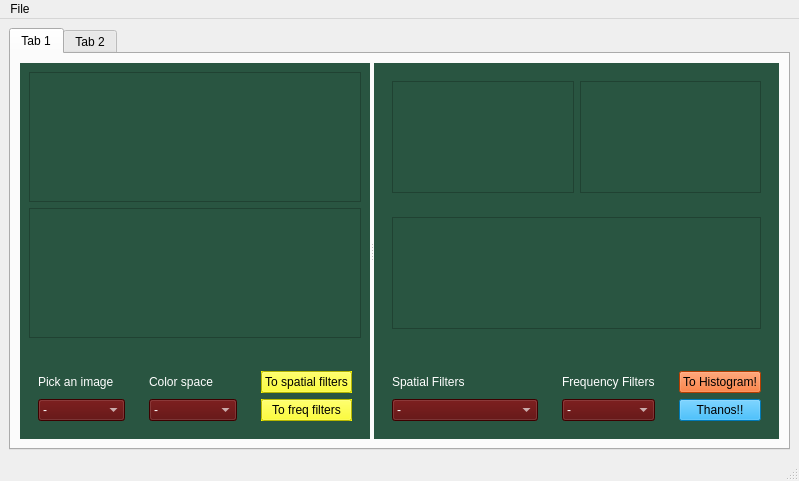
Ahmedwael-afk/Histogram, file Gui.ui: the form before one commit.
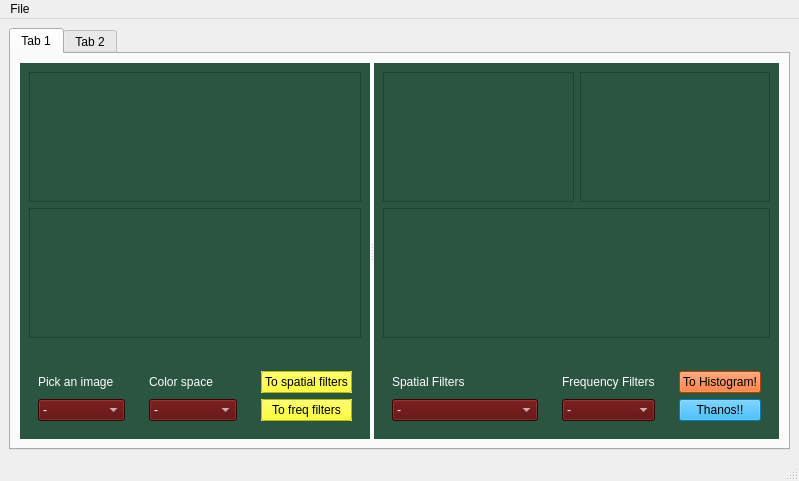
The form after the commit. Icons and pictures are not drawn. Custom widgets are drawn as their Qt base class.

```diff
--- a/Gui.ui
+++ b/Gui.ui
@@ -2320,11 +2320,30 @@
                 <verstretch>0</verstretch>
                </sizepolicy>
               </property>
-              <layout class="QVBoxLayout" name="verticalLayout_9">
-               <item>
-                <widget class="QWidget" name="widget_13" native="true">
-                 <layout class="QHBoxLayout" name="horizontalLayout_4">
-                  <item>
+              <layout class="QGridLayout" name="gridLayout_2">
+               <item row="2" column="0" colspan="2">
+                <widget class="QLabel" name="Image_3">
+                 <property name="sizePolicy">
+                  <sizepolicy hsizetype="Ignored" vsizetype="Ignored">
+                   <horstretch>0</horstretch>
+                   <verstretch>0</verstretch>
+                  </sizepolicy>
+                 </property>
+                 <property name="frameShape">
+                  <enum>QFrame::StyledPanel</enum>
+                 </property>
+                 <property name="text">
+                  <string/>
+                 </property>
+                 <property name="pixmap">
+                  <pixmap>../../../../.designer/backup/land_2.jpg</pixmap>
+                 </property>
+                 <property name="scaledContents">
+                  <bool>true</bool>
+                 </property>
+                </widget>
+               </item>
+               <item row="0" column="0">
                    <widget class="QLabel" name="Image_4">
                     <property name="sizePolicy">
                      <sizepolicy hsizetype="Ignored" vsizetype="Ignored">
@@ -2346,7 +2365,7 @@
                     </property>
                    </widget>
                   </item>
-                  <item>
+               <item row="0" column="1">
                    <widget class="QLabel" name="Image_5">
                     <property name="sizePolicy">
                      <sizepolicy hsizetype="Ignored" vsizetype="Ignored">
@@ -2363,37 +2382,6 @@
                     <property name="scaledContents">
                      <bool>true</bool>
                     </property>
-                   </widget>
-                  </item>
-                 </layout>
-                </widget>
-               </item>
-               <item>
-                <widget class="QWidget" name="widget_14" native="true">
-                 <layout class="QVBoxLayout" name="verticalLayout_11">
-                  <item>
-                   <widget class="QLabel" name="Image_3">
-                    <property name="sizePolicy">
-                     <sizepolicy hsizetype="Ignored" vsizetype="Ignored">
-                      <horstretch>0</horstretch>
-                      <verstretch>0</verstretch>
-                     </sizepolicy>
-                    </property>
-                    <property name="frameShape">
-                     <enum>QFrame::StyledPanel</enum>
-                    </property>
-                    <property name="text">
-                     <string/>
-                    </property>
-                    <property name="pixmap">
-                     <pixmap>../../../../.designer/backup/land_2.jpg</pixmap>
-                    </property>
-                    <property name="scaledContents">
-                     <bool>true</bool>
-                    </property>
-                   </widget>
-                  </item>
-                 </layout>
                 </widget>
                </item>
               </layout>
```
Lines whose indentation alone changed are shown as unchanged.
